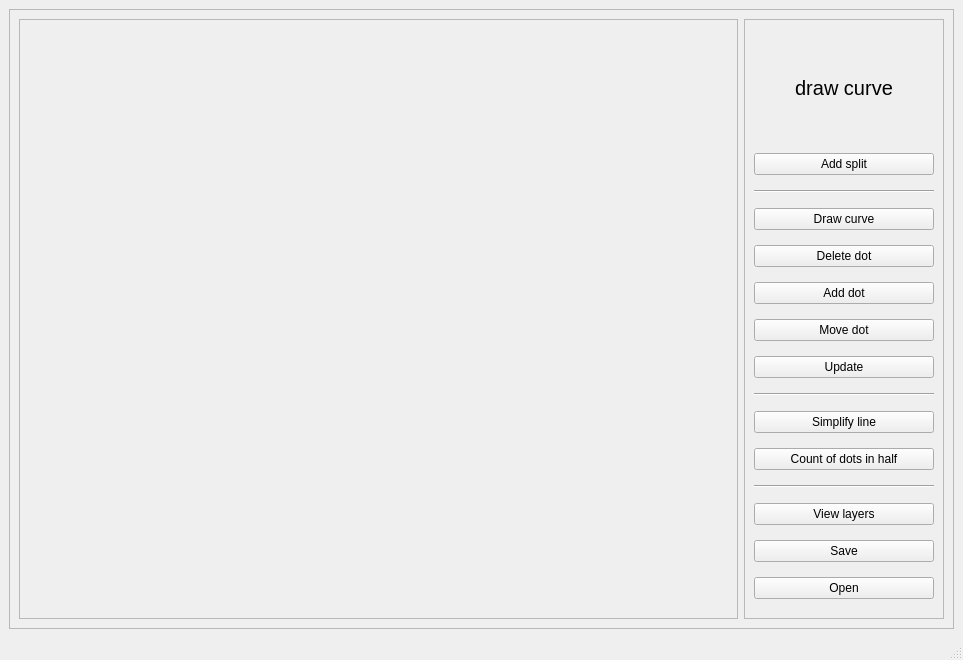
Qt form ui/surface_edit.ui (CheckListHW/InputData) before a commit.
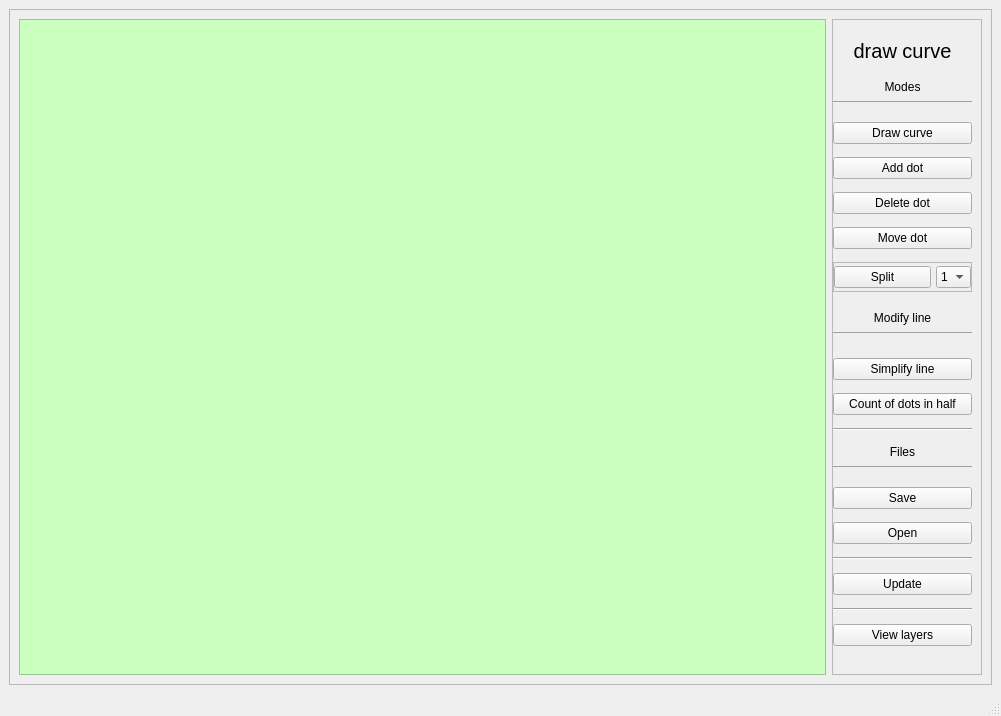
The same form after that commit.

The edit to the form file:
```diff
--- a/ui/surface_edit.ui
+++ b/ui/surface_edit.ui
@@ -6,8 +6,8 @@
    <rect>
     <x>0</x>
     <y>0</y>
-    <width>963</width>
-    <height>660</height>
+    <width>1001</width>
+    <height>716</height>
    </rect>
   </property>
   <property name="windowTitle">
@@ -38,6 +38,9 @@
            <height>0</height>
           </size>
          </property>
+         <property name="styleSheet">
+          <string notr="true">background-color:rgb(202, 255, 192)</string>
+         </property>
          <property name="frameShape">
           <enum>QFrame::StyledPanel</enum>
          </property>
@@ -56,7 +59,7 @@
          </property>
          <property name="maximumSize">
           <size>
-           <width>200</width>
+           <width>150</width>
            <height>16777215</height>
           </size>
          </property>
@@ -67,12 +70,18 @@
           <enum>QFrame::Raised</enum>
          </property>
          <layout class="QVBoxLayout" name="verticalLayout">
+          <property name="sizeConstraint">
+           <enum>QLayout::SetDefaultConstraint</enum>
+          </property>
+          <property name="leftMargin">
+           <number>0</number>
+          </property>
           <item>
            <widget class="QLabel" name="modeName">
             <property name="maximumSize">
              <size>
               <width>16777215</width>
-              <height>100</height>
+              <height>30</height>
              </size>
             </property>
             <property name="font">
@@ -93,16 +102,18 @@
            </widget>
           </item>
           <item>
-           <widget class="QPushButton" name="splitButton">
+           <widget class="QLabel" name="label_2">
+            <property name="maximumSize">
+             <size>
+              <width>16777215</width>
+              <height>30</height>
+             </size>
+            </property>
             <property name="text">
-             <string>Add split</string>
+             <string>&lt;html&gt;&lt;head/&gt;Modes&lt;hr&gt;&lt;/body&gt;&lt;/html&gt;</string>
             </property>
-           </widget>
-          </item>
-          <item>
-           <widget class="Line" name="line_3">
-            <property name="orientation">
-             <enum>Qt::Horizontal</enum>
+            <property name="alignment">
+             <set>Qt::AlignCenter</set>
             </property>
            </widget>
           </item>
@@ -113,13 +124,6 @@
             </property>
            </widget>
           </item>
-          <item>
-           <widget class="QPushButton" name="deleteDot">
-            <property name="text">
-             <string>Delete dot</string>
-            </property>
-           </widget>
-          </item>
           <item>
            <widget class="QPushButton" name="addDot">
             <property name="text">
@@ -127,6 +131,13 @@
             </property>
            </widget>
           </item>
+          <item>
+           <widget class="QPushButton" name="deleteDot">
+            <property name="text">
+             <string>Delete dot</string>
+            </property>
+           </widget>
+          </item>
           <item>
            <widget class="QPushButton" name="moveDot">
             <property name="text">
@@ -135,22 +146,78 @@
            </widget>
           </item>
           <item>
-           <widget class="QPushButton" name="updateButton">
-            <property name="minimumSize">
+           <widget class="QFrame" name="frame">
+            <property name="maximumSize">
              <size>
-              <width>100</width>
-              <height>0</height>
+              <width>16777215</width>
+              <height>30</height>
              </size>
             </property>
-            <property name="text">
-             <string>Update</string>
+            <property name="frameShape">
+             <enum>QFrame::StyledPanel</enum>
             </property>
+            <property name="frameShadow">
+             <enum>QFrame::Raised</enum>
+            </property>
+            <layout class="QHBoxLayout" name="horizontalLayout">
+             <property name="spacing">
+              <number>5</number>
+             </property>
+             <property name="leftMargin">
+              <number>0</number>
+             </property>
+             <property name="topMargin">
+              <number>0</number>
+             </property>
+             <property name="rightMargin">
+              <number>0</number>
+             </property>
+             <property name="bottomMargin">
+              <number>0</number>
+             </property>
+             <item>
+              <widget class="QPushButton" name="addSplitButton">
+               <property name="text">
+                <string>Split</string>
+               </property>
+              </widget>
+             </item>
+             <item>
+              <widget class="QComboBox" name="splitNumberComboBox">
+               <property name="maximumSize">
+                <size>
+                 <width>35</width>
+                 <height>16777215</height>
+                </size>
+               </property>
+               <item>
+                <property name="text">
+                 <string>1</string>
+                </property>
+               </item>
+               <item>
+                <property name="text">
+                 <string>2</string>
+                </property>
+               </item>
+              </widget>
+             </item>
+            </layout>
            </widget>
           </item>
           <item>
-           <widget class="Line" name="line_2">
-            <property name="orientation">
-             <enum>Qt::Horizontal</enum>
+           <widget class="QLabel" name="label_3">
+            <property name="maximumSize">
+             <size>
+              <width>16777215</width>
+              <height>40</height>
+             </size>
+            </property>
+            <property name="text">
+             <string>&lt;html&gt;&lt;head/&gt;&lt;body&gt;Modify line&lt;hr&gt;&lt;/body&gt;&lt;/html&gt;</string>
+            </property>
+            <property name="alignment">
+             <set>Qt::AlignCenter</set>
             </property>
            </widget>
           </item>
@@ -169,16 +236,25 @@
            </widget>
           </item>
           <item>
-           <widget class="Line" name="line">
+           <widget class="Line" name="line_5">
             <property name="orientation">
              <enum>Qt::Horizontal</enum>
             </property>
            </widget>
           </item>
           <item>
-           <widget class="QPushButton" name="viewLayersButton">
+           <widget class="QLabel" name="label">
+            <property name="maximumSize">
+             <size>
+              <width>16777215</width>
+              <height>30</height>
+             </size>
+            </property>
             <property name="text">
-             <string>View layers</string>
+             <string>&lt;html&gt;&lt;head/&gt;&lt;body&gt;Files&lt;hr&gt;&lt;/body&gt;&lt;/html&gt;</string>
+            </property>
+            <property name="alignment">
+             <set>Qt::AlignCenter</set>
             </property>
            </widget>
           </item>
@@ -196,6 +272,40 @@
             </property>
            </widget>
           </item>
+          <item>
+           <widget class="Line" name="line_3">
+            <property name="orientation">
+             <enum>Qt::Horizontal</enum>
+            </property>
+           </widget>
+          </item>
+          <item>
+           <widget class="QPushButton" name="updateButton">
+            <property name="minimumSize">
+             <size>
+              <width>100</width>
+              <height>0</height>
+             </size>
+            </property>
+            <property name="text">
+             <string>Update</string>
+            </property>
+           </widget>
+          </item>
+          <item>
+           <widget class="Line" name="line">
+            <property name="orientation">
+             <enum>Qt::Horizontal</enum>
+            </property>
+           </widget>
+          </item>
+          <item>
+           <widget class="QPushButton" name="viewLayersButton">
+            <property name="text">
+             <string>View layers</string>
+            </property>
+           </widget>
+          </item>
          </layout>
         </widget>
        </item>
```
Left out of the diff: 2 changed lines with no effect on the pictures.
